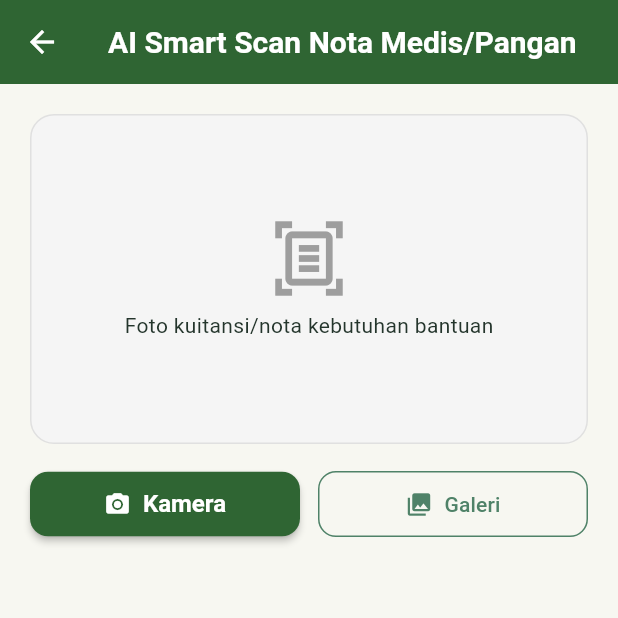
After one commit to rizqiieh/PROJECT_AKHIR_KITABANTU, a Flutter app: the ScanReceiptScreen screen opened directly, after a tap on "Kamera", on a phone screen of 412 x 824 dp, the top half of it. The commit adds this screen. Run offline on Flutter 3.47's test engine with Material 3 defaults, Android fonts, the phone set to English and light mode, and no system bars; our stand-ins replace flutter_local_notifications, flutter_map, flutter_riverpod, flutter_secure_storage, geolocator, google_generative_ai and 7 more; missing offline and left inert: google_mlkit_text_recognition; accounts and stored records are empty; network calls fail.

Commit message:
feat(ocr): add receipt scanner with amount extraction and update branding assets

```diff
--- /dev/null
+++ b/lib/ui/screens/campaign/scan_receipt_screen.dart
@@ -0,0 +1,216 @@
+import 'dart:io';
+import 'package:flutter/material.dart';
+import 'package:image_picker/image_picker.dart';
+import 'package:kitabantu/core/services/ocr_scanner_service.dart';
+
+class ScanReceiptScreen extends StatefulWidget {
+  const ScanReceiptScreen({super.key});
+
+  @override
+  State<ScanReceiptScreen> createState() => _ScanReceiptScreenState();
+}
+
+class _ScanReceiptScreenState extends State<ScanReceiptScreen> {
+  final ImagePicker _picker = ImagePicker();
+  final OcrScannerService _ocrService = OcrScannerService();
+  File? _image;
+  bool _isLoading = false;
+  double _detectedNominal = 0;
+  String _detectedText = '';
+
+  Future<void> _pickAndScanImage(ImageSource source) async {
+    try {
+      final picked = await _picker.pickImage(source: source);
+      if (picked == null) return;
+
+      setState(() {
+        _image = File(picked.path);
+        _isLoading = true;
+        _detectedText = '';
+        _detectedNominal = 0;
+      });
+
+      final result = await _ocrService.scanReceipt(_image!);
+
+      setState(() {
+        _isLoading = false;
+        _detectedNominal = (result['nominal'] as num).toDouble();
+        _detectedText = result['rawText'] as String;
+      });
+    } catch (e) {
+      setState(() => _isLoading = false);
+      if (mounted) {
+        ScaffoldMessenger.of(context).showSnackBar(
+          SnackBar(content: Text('Gagal memindai: $e')),
+        );
+      }
+    }
+  }
+
+  @override
+  void dispose() {
+    _ocrService.dispose();
+    super.dispose();
+  }
+
+  @override
+  Widget build(BuildContext context) {
+    return Scaffold(
+      appBar: AppBar(
+        title: const Text('AI Smart Scan Nota Medis/Pangan'),
+        backgroundColor: const Color(0xFF2F6533),
+        foregroundColor: Colors.white,
+      ),
+      body: SingleChildScrollView(
+        padding: const EdgeInsets.all(20),
+        child: Column(
+          crossAxisAlignment: CrossAxisAlignment.stretch,
+          children: [
+            Container(
+              height: 220,
+              decoration: BoxDecoration(
+                color: Colors.grey.shade100,
+                borderRadius: BorderRadius.circular(16),
+                border: Border.all(color: Colors.grey.shade300),
+              ),
+              child: _image != null
+                  ? ClipRRect(
+                      borderRadius: BorderRadius.circular(16),
+                      child: Image.file(_image!, fit: BoxFit.cover),
+                    )
+                  : const Center(
+                      child: Column(
+                        mainAxisAlignment: MainAxisAlignment.center,
+                        children: [
+                          Icon(Icons.document_scanner_outlined, size: 54, color: Colors.grey),
+                          SizedBox(height: 8),
+                          Text('Foto kuitansi/nota kebutuhan bantuan'),
+                        ],
+                      ),
+                    ),
+            ),
+            const SizedBox(height: 16),
+            Row(
+              children: [
+                Expanded(
+                  child: ElevatedButton.icon(
+                    style: ElevatedButton.styleFrom(
+                      backgroundColor: const Color(0xFF2F6533),
+                      foregroundColor: Colors.white,
+                      padding: const EdgeInsets.symmetric(vertical: 12),
+                    ),
+                    onPressed: () => _pickAndScanImage(ImageSource.camera),
+                    icon: const Icon(Icons.camera_alt),
+                    label: const Text('Kamera'),
+                  ),
+                ),
+                const SizedBox(width: 12),
+                Expanded(
+                  child: OutlinedButton.icon(
+                    style: OutlinedButton.styleFrom(
+                      padding: const EdgeInsets.symmetric(vertical: 12),
+                    ),
+                    onPressed: () => _pickAndScanImage(ImageSource.gallery),
+                    icon: const Icon(Icons.photo_library),
+                    label: const Text('Galeri'),
+                  ),
+                ),
+              ],
+            ),
+            const SizedBox(height: 20),
+            if (_isLoading)
+              const Center(
+                child: Padding(
+                  padding: EdgeInsets.all(20),
+                  child: Column(
+                    children: [
+                      CircularProgressIndicator(color: Color(0xFF2F6533)),
+                      SizedBox(height: 12),
+                      Text('AI sedang menganalisis gambar...'),
+                    ],
+                  ),
+                ),
+              )
+            else if (_detectedText.isNotEmpty)
+              Card(
+                color: const Color(0xFFE8F5E9),
+                elevation: 0,
+                shape: RoundedRectangleBorder(
+                  borderRadius: BorderRadius.circular(12),
+                  side: const BorderSide(color: Color(0xFFC8E6C9)),
+                ),
+                child: Padding(
+                  padding: const EdgeInsets.all(16),
+                  child: Column(
+                    crossAxisAlignment: CrossAxisAlignment.start,
+                    children: [
+                      const Row(
+                        children: [
+                          Icon(Icons.check_circle, color: Color(0xFF2F6533), size: 20),
+                          SizedBox(width: 8),
+                          Text(
+                            'Hasil Analisis Machine Learning (OCR):',
+                            style: TextStyle(fontWeight: FontWeight.bold, color: Color(0xFF2F6533)),
+                          ),
+                        ],
+                      ),
+                      const Divider(height: 20),
+                      if (_detectedNominal > 0) ...[
+                        const Text(
+                          'Nominal Terdeteksi:',
+                          style: TextStyle(fontSize: 12, color: Colors.black54),
+                        ),
+                        Text(
+                          'Rp ${_detectedNominal.toStringAsFixed(0)}',
+                          style: const TextStyle(
+                            fontSize: 20,
+                            fontWeight: FontWeight.bold,
+                            color: Color(0xFF2F6533),
+                          ),
+                        ),
+                        const SizedBox(height: 10),
+                        SizedBox(
+                          width: double.infinity,
+                          child: ElevatedButton.icon(
+                            style: ElevatedButton.styleFrom(
+                              backgroundColor: const Color(0xFF2F6533),
+                              foregroundColor: Colors.white,
+                              shape: RoundedRectangleBorder(
+                                borderRadius: BorderRadius.circular(8),
+                              ),
+                            ),
+                            icon: const Icon(Icons.check, size: 18),
+                            label: const Text('Gunakan Nominal Ini'),
+                            onPressed: () {
+                              Navigator.pop(context, _detectedNominal);
+                            },
+                          ),
+                        ),
+                        const SizedBox(height: 12),
+                      ],
+                      const Text('Teks Terbaca pada Nota:', style: TextStyle(fontWeight: FontWeight.w600, fontSize: 13)),
+                      const SizedBox(height: 4),
+                      Container(
+                        padding: const EdgeInsets.all(10),
+                        decoration: BoxDecoration(
+                          color: Colors.white,
+                          borderRadius: BorderRadius.circular(8),
+                          border: Border.all(color: Colors.grey.shade300),
+                        ),
+                        child: Text(
+                          _detectedText,
+                          maxLines: 8,
+                          overflow: TextOverflow.ellipsis,
+                          style: const TextStyle(fontSize: 12, height: 1.4, color: Colors.black87),
+                        ),
+                      ),
+                    ],
+                  ),
+                ),
+              ),
+          ],
+        ),
+      ),
+    );
+  }
+}
--- a/pubspec.yaml
+++ b/pubspec.yaml
@@ -9,7 +9,8 @@ environment:
 dependencies:
   flutter:
     sdk: flutter
-
+  image_picker: ^1.1.2
+  google_mlkit_text_recognition: ^0.13.0
   # --- State Management (Bab 3) ---
   flutter_riverpod: ^2.6.1
 
@@ -53,3 +54,5 @@ dev_dependencies:
 
 flutter:
   uses-material-design: true
+  assets:
+    - assets/images/
```
Also changed, not shown: lib/core/services/ocr_scanner_service.dart (added, +43 -0 lines), lib/ui/screens/auth/login_screen.dart (+7 -12 lines), lib/ui/screens/home/beranda_screen.dart (+9 -6 lines), assets/images/LogoKitaBantu.png (added), pubspec.lock, 6 other files.
